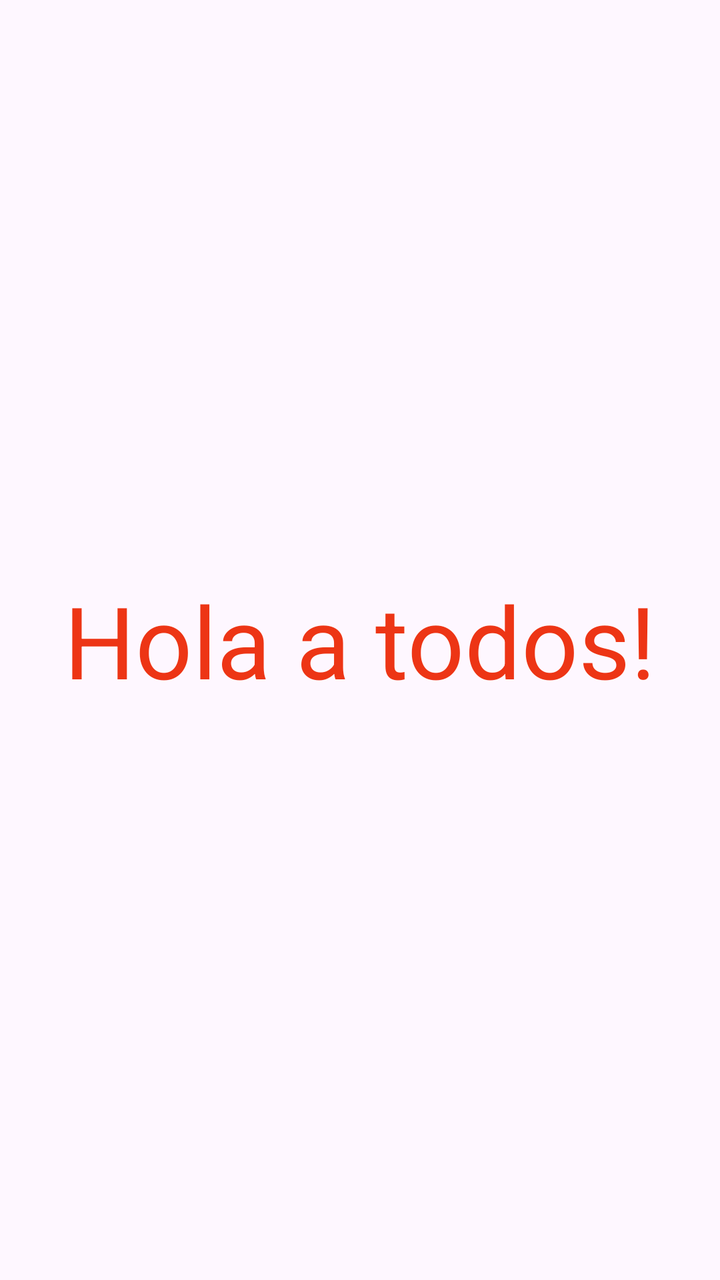
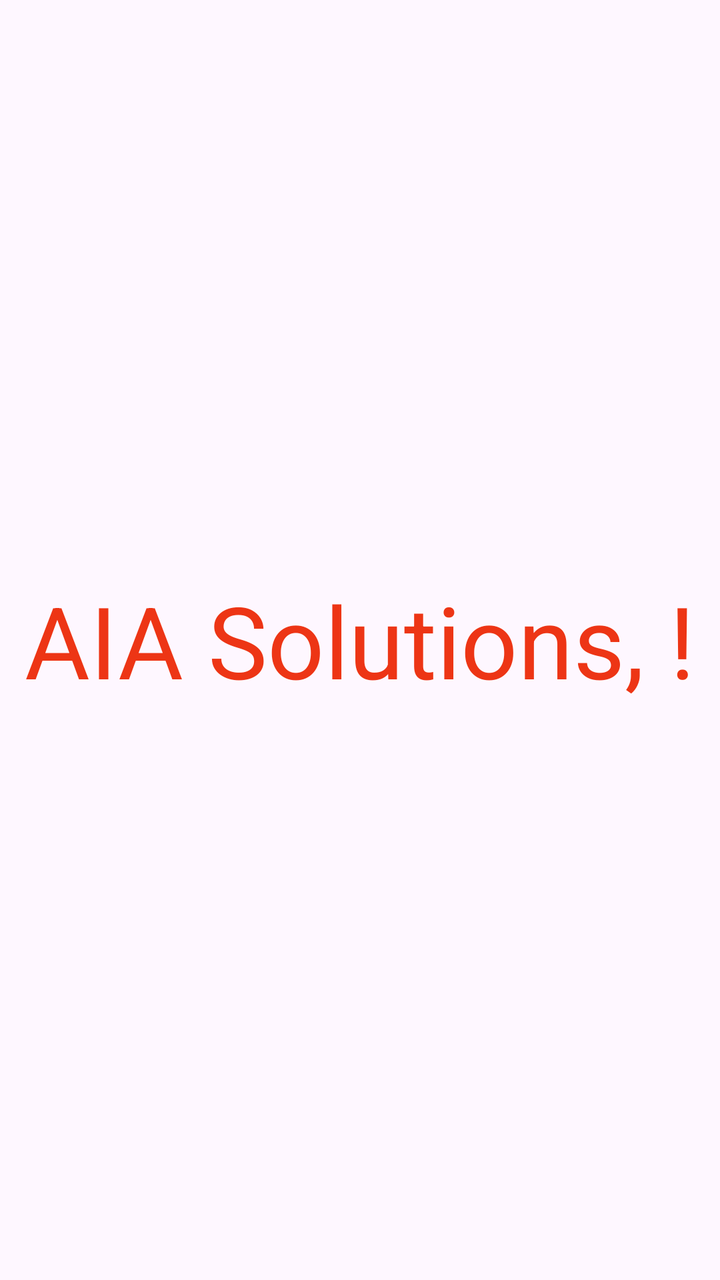

An Android layout rendered at two revisions. The XML below is the earlier revision; the diff shows what the commit changed to produce the second picture.
<!-- AndroidManifest.xml: application theme Theme.AIASolutions -->
<!-- res/layout/activity_main.xml -->
<?xml version="1.0" encoding="utf-8"?>
<androidx.constraintlayout.widget.ConstraintLayout xmlns:android="http://schemas.android.com/apk/res/android"
    xmlns:app="http://schemas.android.com/apk/res-auto"
    xmlns:tools="http://schemas.android.com/tools"
    android:id="@+id/main"
    android:layout_width="match_parent"
    android:layout_height="match_parent"
    tools:context=".MainActivity">

    <TextView
        android:layout_width="wrap_content"
        android:layout_height="wrap_content"
        android:text="Hola a todos!"
        android:textColor="@color/rojito"
        android:textSize="50dp"
        app:layout_constraintBottom_toBottomOf="parent"
        app:layout_constraintEnd_toEndOf="parent"
        app:layout_constraintStart_toStartOf="parent"
        app:layout_constraintTop_toTopOf="parent" />

</androidx.constraintlayout.widget.ConstraintLayout>
<!-- resources referenced by this layout -->
<resources>
  <color name="rojito">#ED3515</color>
  <style name="Theme.AIASolutions" parent="Base.Theme.AIASolutions" />
  <style name="Base.Theme.AIASolutions" parent="Theme.Material3.DayNight.NoActionBar">
          
          
      </style>
</resources>

<!-- the commit's change to res/layout/activity_main.xml (unified diff, before → after) -->
@@ -10,7 +10,7 @@
     <TextView
         android:layout_width="wrap_content"
         android:layout_height="wrap_content"
-        android:text="Hola a todos!"
+        android:text="AIA Solutions, !"
         android:textColor="@color/rojito"
         android:textSize="50dp"
         app:layout_constraintBottom_toBottomOf="parent"
